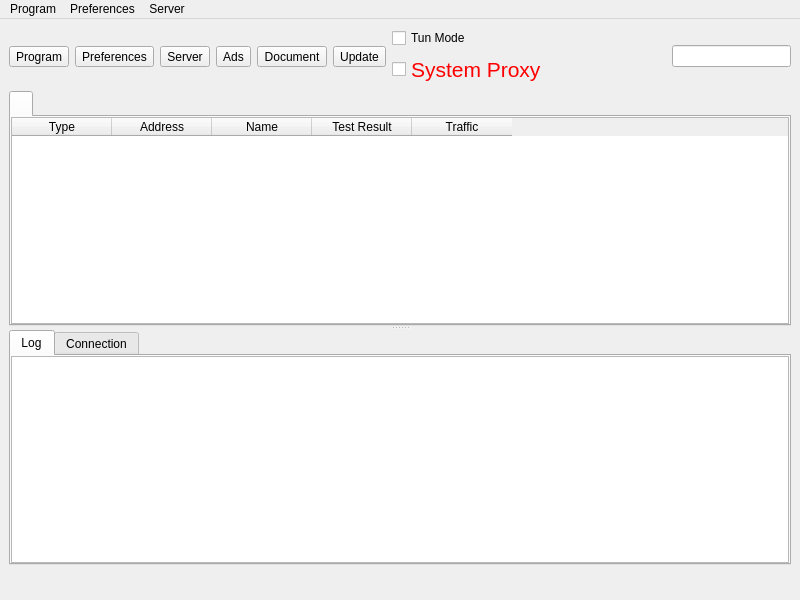
First picture: the form in ui/mainwindow.ui, repository bernard-xu/nekoray, before the edit.
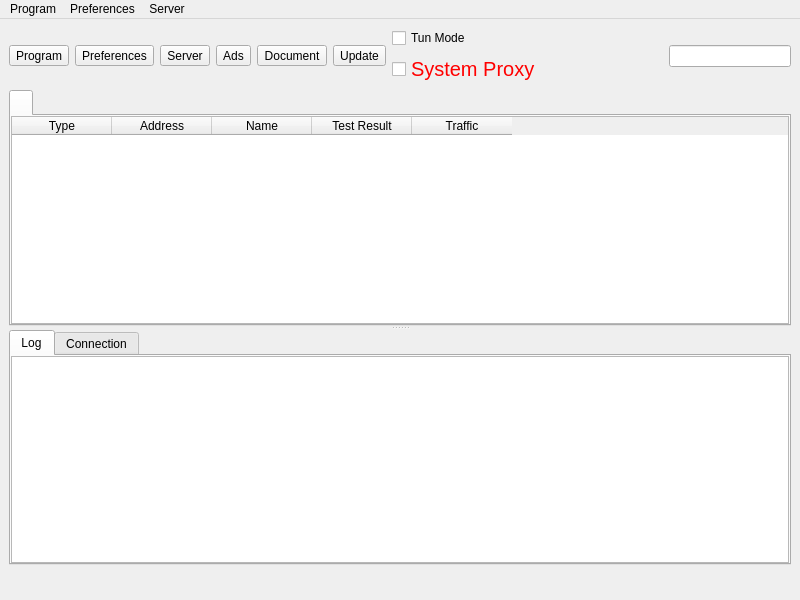
Second picture: the form after the edit. Icons and pictures are not drawn. Custom widgets are drawn as their Qt base class.

Commit message: Enhance UI by adjusting font sizes and styles for better readability

```diff
--- a/ui/mainwindow.ui
+++ b/ui/mainwindow.ui
@@ -189,6 +189,7 @@
                     <property name="styleSheet">
                       <string>
                         color: red;
+                        font-size: 20px;
                       </string>
                     </property>
                   </widget>
```
Left out of the diff: 11 changed lines with no effect on the pictures. The commit also changes 1 other file.
